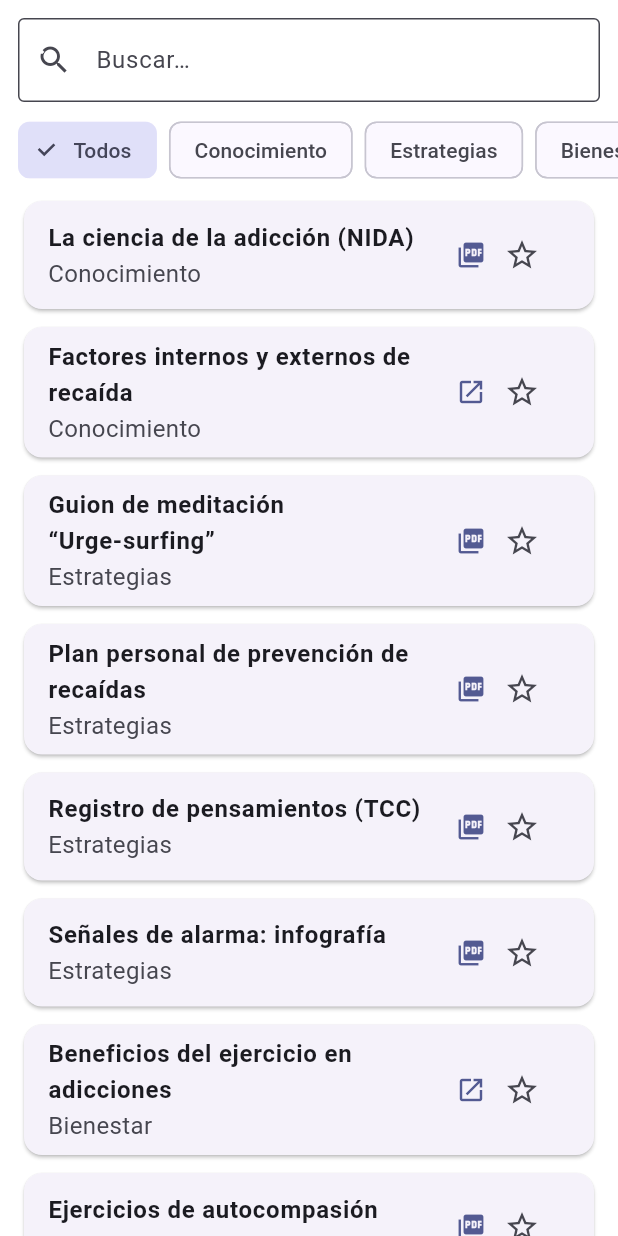
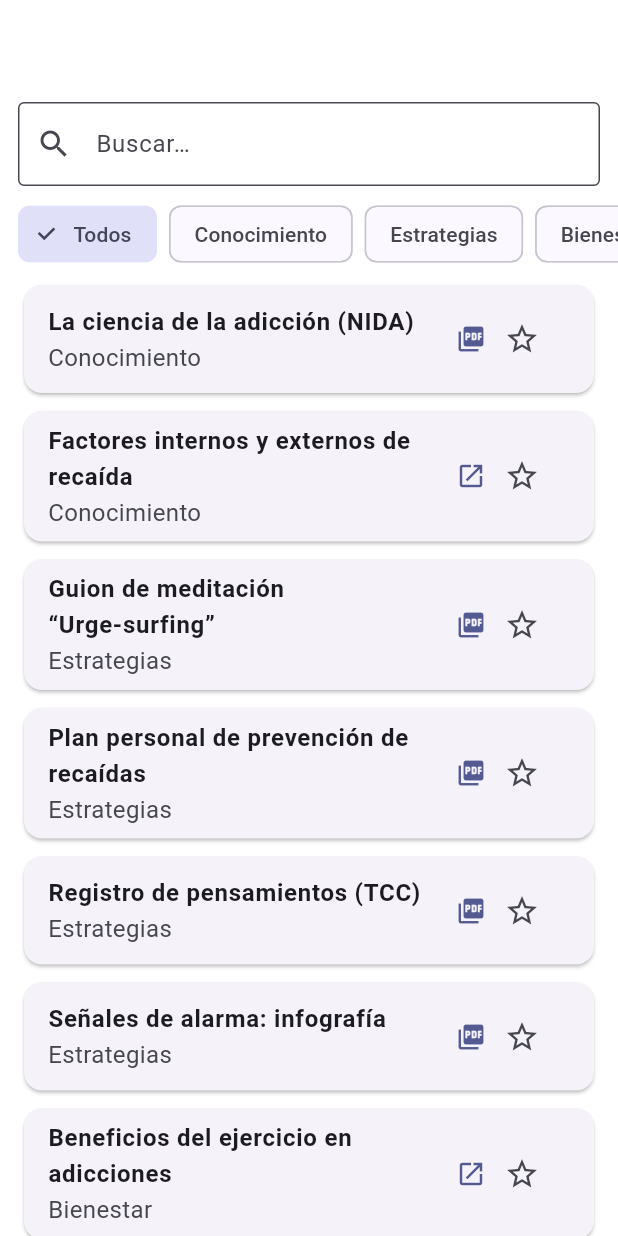
Before and after one commit to javiercamaraezquerra/Undiamas, a Flutter app: the ResourcesScreen screen opened directly, on a phone screen of 412 x 824 dp. Run offline on Flutter 3.47's test engine with Material 3 defaults, Android fonts, the phone set to English and light mode, and no system bars; our stand-ins replace fl_chart, flutter_local_notifications, flutter_markdown, flutter_secure_storage, google_mobile_ads, google_sign_in and 5 more; missing offline and left inert: googleapis; accounts and stored records are empty.

Commit message:
Update resources_screen.dart

```diff
--- a/lib/screens/resources_screen.dart
+++ b/lib/screens/resources_screen.dart
@@ -9,6 +9,7 @@ class ResourcesScreen extends StatefulWidget {
 }
 
 class _ResourcesScreenState extends State<ResourcesScreen> {
+  /* ───────── datos internos ───────── */
   final List<_Resource> _all = _resources;
   final Set<String> _favorites = {};
 
@@ -47,6 +48,7 @@ class _ResourcesScreenState extends State<ResourcesScreen> {
     });
   }
 
+  /* ───────── UI ───────── */
   @override
   Widget build(BuildContext context) {
     final filtered = _all.where((r) {
@@ -59,24 +61,25 @@ class _ResourcesScreenState extends State<ResourcesScreen> {
     return Scaffold(
       extendBodyBehindAppBar: true,
       backgroundColor: Colors.transparent,
-      appBar: AppBar(
-        title: const Text('Recursos'),
-        backgroundColor: Colors.transparent,
-        elevation: 0,
-      ),
-      body: Column(
+      appBar: AppBar(title: const Text('Recursos')),
+      body: SafeArea(               // ← desplazamos el contenido bajo la barra
+        top: true,
+        bottom: false,
+        child: Column(
           children: [
+            // ── Buscador ──
             Padding(
               padding: const EdgeInsets.all(12),
               child: TextField(
                 decoration: const InputDecoration(
                   prefixIcon: Icon(Icons.search),
                   hintText: 'Buscar…',
-                border: OutlineInputBorder(),
                 ),
                 onChanged: (q) => setState(() => _query = q),
               ),
             ),
+
+            // ── Chips de categoría ──
             SizedBox(
               height: 40,
               child: ListView(
@@ -97,6 +100,8 @@ class _ResourcesScreenState extends State<ResourcesScreen> {
               ),
             ),
             const SizedBox(height: 8),
+
+            // ── Lista de recursos ──
             Expanded(
               child: ListView.builder(
                 padding: const EdgeInsets.symmetric(horizontal: 16),
@@ -138,9 +143,11 @@ class _ResourcesScreenState extends State<ResourcesScreen> {
             ),
           ],
         ),
+      ),
     );
   }
 
+  /* ───────── Detalle modal ───────── */
   void _showDetail(BuildContext context, _Resource r) {
     showModalBottomSheet(
       context: context,
```
Lines whose indentation alone changed are shown as unchanged.
